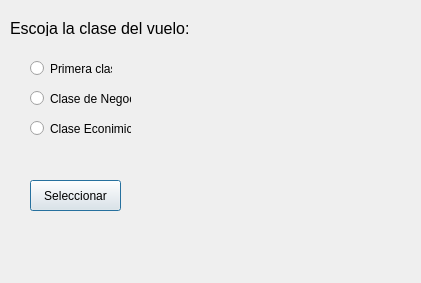
This is Aplicacion_Menu-de-Vuelos/Menu_Vuelos.ui in IsaNocNoc/Proyectos-GUI-con-Python as Qt 5 draws it before an edit. The edited form follows.
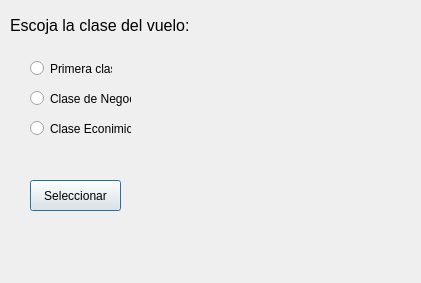
This is the edited form.

Diff of the .ui file:
```diff
--- a/Aplicacion_Menu-de-Vuelos/Menu_Vuelos.ui
+++ b/Aplicacion_Menu-de-Vuelos/Menu_Vuelos.ui
@@ -17,9 +17,9 @@
    <property name="geometry">
     <rect>
      <x>10</x>
-     <y>20</y>
+     <y>10</y>
      <width>191</width>
-     <height>16</height>
+     <height>31</height>
     </rect>
    </property>
    <property name="font">
@@ -75,7 +75,7 @@
     <rect>
      <x>170</x>
      <y>170</y>
-     <width>211</width>
+     <width>221</width>
      <height>61</height>
     </rect>
    </property>
@@ -110,7 +110,7 @@
     <rect>
      <x>180</x>
      <y>60</y>
-     <width>201</width>
+     <width>211</width>
      <height>71</height>
     </rect>
    </property>
```
